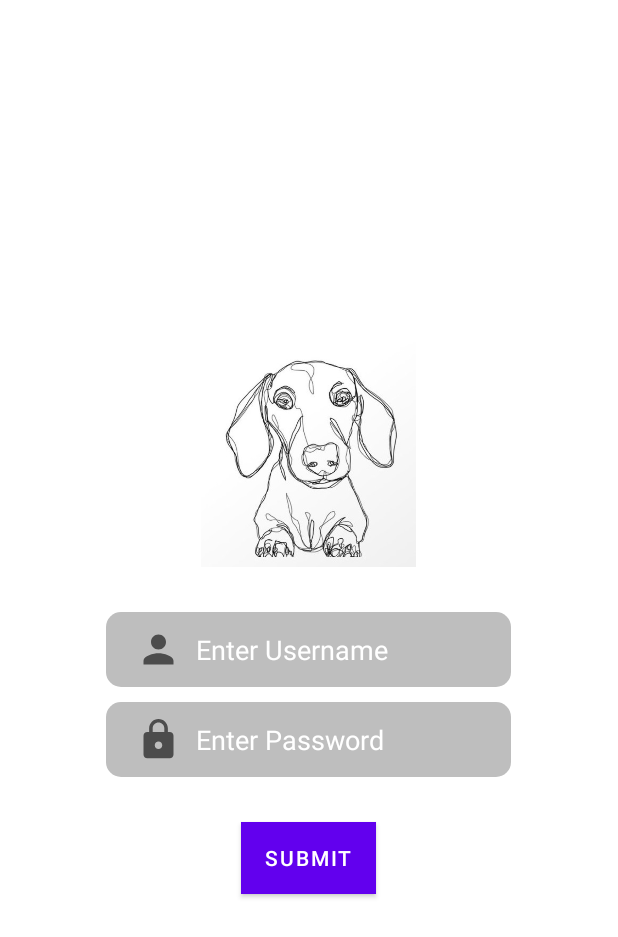
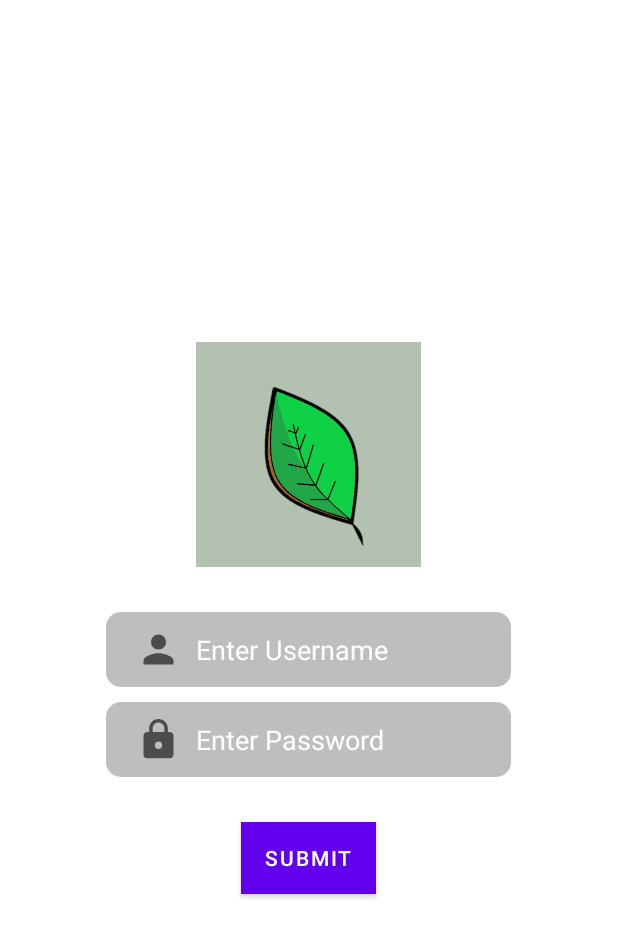
Before and after one commit to CSUSTANCS4800/HealthyPal, an Android app: the screen it shows after launch (MainActivity), on a phone screen of 412 x 824 dp. Shown: the top 937 px of the screen. Run offline under Robolectric (Android 15) with nearby library versions, the phone set to English and light mode, and no system bars; our stand-ins replace navigation-ui.

Commit message:
Added Logo

```diff
--- a/app/src/main/res/layout/activity_main.xml
+++ b/app/src/main/res/layout/activity_main.xml
@@ -14,7 +14,7 @@
     <ImageView
         android:layout_width="150dp"
         android:layout_height="150dp"
-        android:src="@drawable/aaaaaaaaaa"/>
+        android:src="@drawable/healthypal"/>
 
     <LinearLayout
         android:layout_width="wrap_content"
```
Also changed, not shown: app/src/main/res/drawable-v24/healthypal.png (added).
